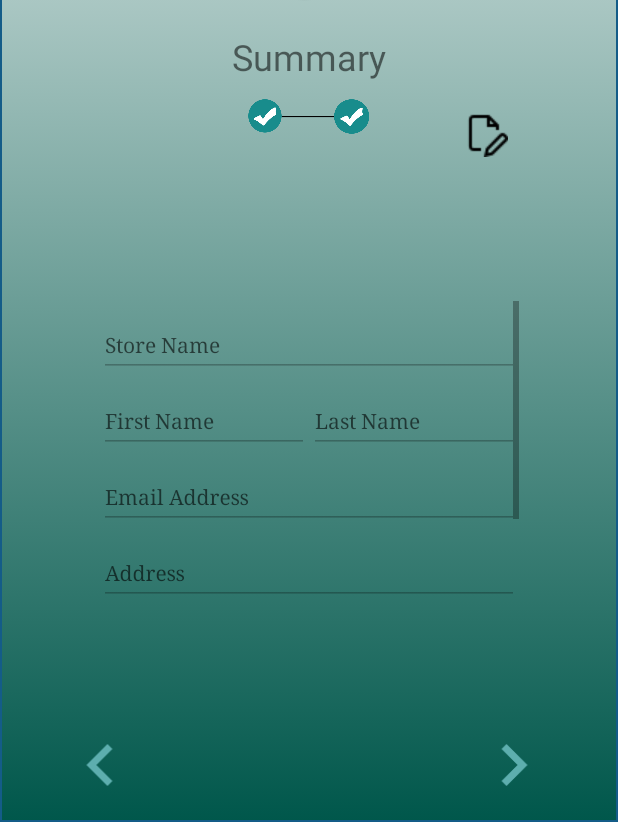
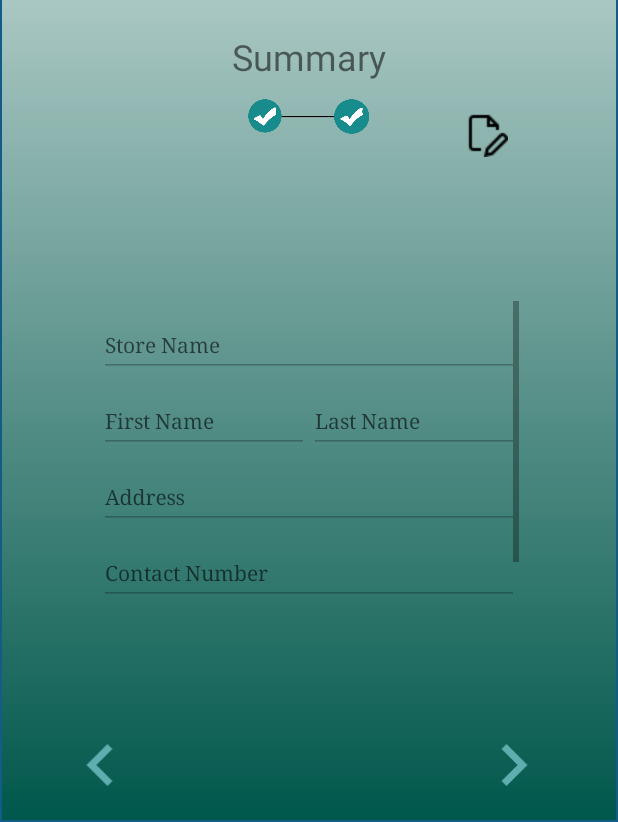
Before and after one commit to luckeyepe/OkasyonV2, an Android app: the SignUpSupplierPart3Activity screen opened directly, with no data from a screen before it, on a phone screen of 412 x 824 dp, the part 414-1236 px from its top. Run offline under Robolectric (Android 15) with nearby library versions, the phone set to English and light mode, and no system bars; our stand-ins replace Firebase (no records; nobody signed in at launch, a user with empty details on screens opened directly); 1 statement that could not run was skipped.

Commit message:
finished create client, supplier, and organiser

```diff
--- a/app/src/main/java/com/example/morkince/okasyonv2/activities/signup_client_activities/SignUpUserPart2Activity.kt
+++ b/app/src/main/java/com/example/morkince/okasyonv2/activities/signup_client_activities/SignUpUserPart2Activity.kt
@@ -5,6 +5,7 @@ import android.content.Intent
 import android.support.v7.app.AppCompatActivity
 import android.os.Bundle
 import android.support.v7.app.AlertDialog
+import android.util.Log
 import android.view.View
 import android.widget.ArrayAdapter
 import android.widget.Spinner
--- a/app/src/main/java/com/example/morkince/okasyonv2/activities/signup_supplier_activities/SignUpSupplierPart3Activity.kt
+++ b/app/src/main/java/com/example/morkince/okasyonv2/activities/signup_supplier_activities/SignUpSupplierPart3Activity.kt
@@ -13,6 +13,7 @@ import com.google.firebase.auth.FirebaseAuth
 import com.google.firebase.firestore.DocumentReference
 import com.google.firebase.firestore.FirebaseFirestore
 import kotlinx.android.synthetic.main.activity_sign_up_supplier_part3.*
+import kotlinx.android.synthetic.main.activity_sign_up_user_summary.*
 
 class SignUpSupplierPart3Activity : AppCompatActivity() {
 
@@ -35,7 +36,6 @@ class SignUpSupplierPart3Activity : AppCompatActivity() {
         textInputEditText_SignUpSupplierPart3FirstName.isEnabled =false
         textInputEditText_SignUpSupplierPart3LastName.isEnabled =false
         textInputEditText_SignUpSupplierPart3Address.isEnabled = false
-        textInputEditText_SignUpSupplierPart3EmailAddress.isEnabled =false
         textInputEditText_SignUpSupplierPart3ContactNumber.isEnabled =false
         textInputEditText_SignUpSupplierPart3About.isEnabled =false
 
@@ -53,13 +53,14 @@ class SignUpSupplierPart3Activity : AppCompatActivity() {
 
         createUser()
 
+        fillInData()
+
         imageButton_SignUpSupplierPart3EditSummary.setOnClickListener()
         {
             textInputEditText_SignUpSupplierPart3StoreName.isEnabled = true
             textInputEditText_SignUpSupplierPart3FirstName.isEnabled =true
             textInputEditText_SignUpSupplierPart3LastName.isEnabled =true
             textInputEditText_SignUpSupplierPart3Address.isEnabled = true
-            textInputEditText_SignUpSupplierPart3EmailAddress.isEnabled =true
             textInputEditText_SignUpSupplierPart3ContactNumber.isEnabled =true
             textInputEditText_SignUpSupplierPart3About.isEnabled =true
         }
@@ -71,10 +72,19 @@ class SignUpSupplierPart3Activity : AppCompatActivity() {
         }
         imageButton_SignUpSupplierPart3Next.setOnClickListener()
         {
-            val intent = Intent(this@SignUpSupplierPart3Activity, SignUpSupplierPart4Activity::class.java)
+            val intent = Intent(this, PlaceHolderActivity::class.java)
             startActivity(intent)
             overridePendingTransition(R.anim.slide_from_right, R.anim.slide_to_left)
         }
+    }
+
+    private fun fillInData() {
+        textInputEditText_SignUpSupplierPart3StoreName.setText(store_store_name)
+        textInputEditText_SignUpSupplierPart3FirstName.setText(user_first_name)
+        textInputEditText_SignUpSupplierPart3LastName.setText(user_last_name)
+        textInputEditText_SignUpSupplierPart3Address.setText(user_address)
+        textInputEditText_SignUpSupplierPart3About.setText(store_description)
+        textInputEditText_SignUpSupplierPart3ContactNumber.setText(user_contact_no)
     }
 
     private fun createUser()
@@ -82,6 +92,7 @@ class SignUpSupplierPart3Activity : AppCompatActivity() {
         var mAuth = FirebaseAuth.getInstance()
         var db = FirebaseFirestore.getInstance()
 
+        Log.d(TAG, "User Email $user_email, and Password $user_password")
         mAuth.createUserWithEmailAndPassword(user_email!!, user_password!!)
             .addOnCompleteListener {
                 task: Task<AuthResult> ->
@@ -90,7 +101,6 @@ class SignUpSupplierPart3Activity : AppCompatActivity() {
                         var currentUser = mAuth.currentUser
                         var userHashMap = HashMap<String, String>()
                         userHashMap["user_email"] = user_email!!
-                        userHashMap["user_password"] = user_password!!
                         userHashMap["user_role"] = user_role!!
                         userHashMap["user_first_name"] = user_first_name!!
                         userHashMap["user_last_name"] = user_last_name!!
@@ -100,11 +110,11 @@ class SignUpSupplierPart3Activity : AppCompatActivity() {
                         var storeMap= HashMap<String,String>()
                         storeMap["store_store_name"] =store_store_name!!
                         storeMap["store_description"] =store_description!!
-
-
+                        storeMap["store_owner_id"] = currentUser!!.uid
+                        storeMap["store_location"] = user_address.toString()
 
                         Log.d(TAG, "Success SignUp ${mAuth.currentUser!!.uid}")
-                        db.collection("User").document("$currentUser.uid")
+                        db.collection("User").document("${currentUser.uid}")
                             .set(userHashMap as Map<String, Any>).addOnCompleteListener {
                                 task: Task<Void> ->
                                 run {
@@ -114,7 +124,7 @@ class SignUpSupplierPart3Activity : AppCompatActivity() {
                                                 task: Task<DocumentReference> ->
                                                 run {
                                                     if (task.isSuccessful) {
-                                                        startActivity(Intent(this, PlaceHolderActivity::class.java))
+                                                        imageButton_SignUpSupplierPart3Next.isEnabled = true
                                                     }
                                                 }
                                             }
--- a/app/src/main/res/layout/activity_sign_up_supplier_part3.xml
+++ b/app/src/main/res/layout/activity_sign_up_supplier_part3.xml
@@ -123,14 +123,6 @@
                     android:backgroundTint="@color/gradient1"
                     android:id="@+id/Email">
 
-                <android.support.design.widget.TextInputEditText
-                        android:focusableInTouchMode="true"
-                        android:layout_width="match_parent"
-                        android:layout_height="wrap_content"
-                        android:backgroundTint="@color/gradient1"
-                        android:hint="Email Address" android:textSize="14sp" android:textColor="@color/gradient1"
-                        android:textColorHint="@color/gradient1" android:fontFamily="serif"
-                        android:id="@+id/textInputEditText_SignUpSupplierPart3EmailAddress" android:inputType="text"/>
             </android.support.design.widget.TextInputLayout>
             <android.support.design.widget.TextInputLayout
                     android:layout_width="280dp"
--- a/app/src/main/res/layout/activity_sign_up_user_part1.xml
+++ b/app/src/main/res/layout/activity_sign_up_user_part1.xml
@@ -97,7 +97,7 @@
             app:srcCompat="@drawable/img_okasyon_logo"/>
 
     <TextView
-            android:id="@+id/textView6"
+            android:id="@+id/textView_signupUserPart1UserType"
             android:layout_width="wrap_content"
             android:layout_height="wrap_content"
             android:layout_marginStart="8dp"
@@ -132,7 +132,7 @@
             app:layout_constraintEnd_toEndOf="parent"
             app:layout_constraintHorizontal_bias="0.501"
             app:layout_constraintStart_toStartOf="parent"
-            app:layout_constraintTop_toBottomOf="@+id/textView6"
+            app:layout_constraintTop_toBottomOf="@+id/textView_signupUserPart1UserType"
             app:srcCompat="@drawable/account"/>
 
     <ImageView
```
Also changed, not shown: app/src/main/java/com/example/morkince/okasyonv2/activities/ocr_activities/ocr_supplier_registration.java (+12 -10 lines), app/src/main/java/com/example/morkince/okasyonv2/activities/signup_client_activities/SignUpUserPart1Activity.kt (+84 -20 lines), app/src/main/java/com/example/morkince/okasyonv2/activities/signup_supplier_activities/SignUpSupplierPart2Activity.kt (+5 -6 lines).
